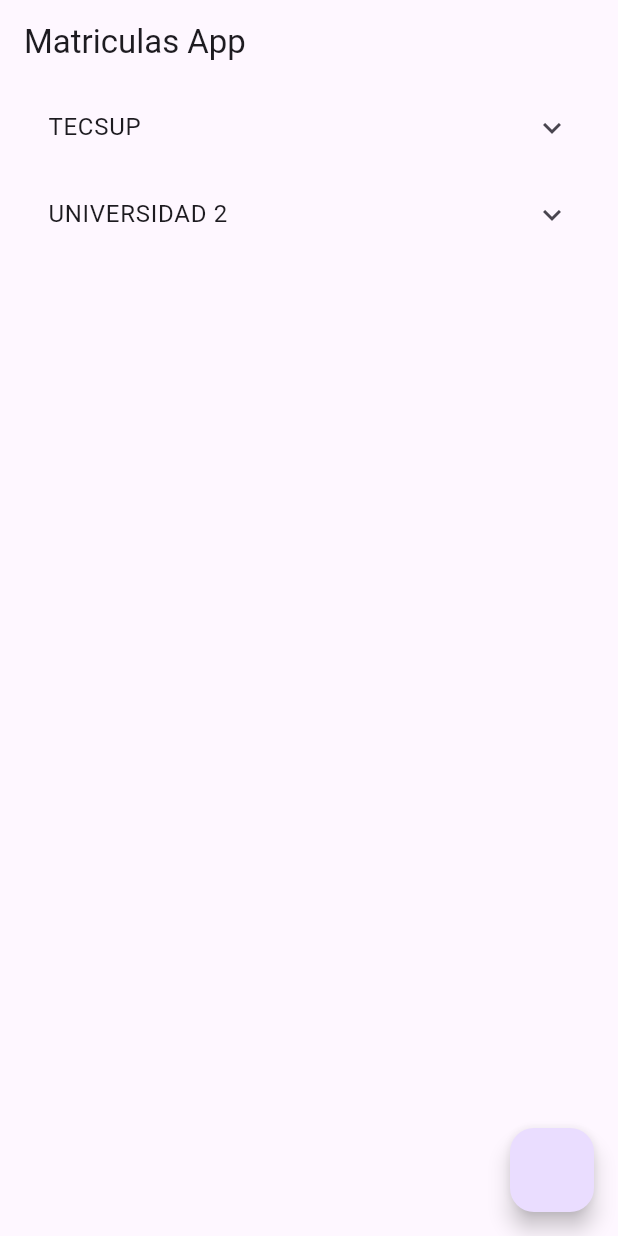
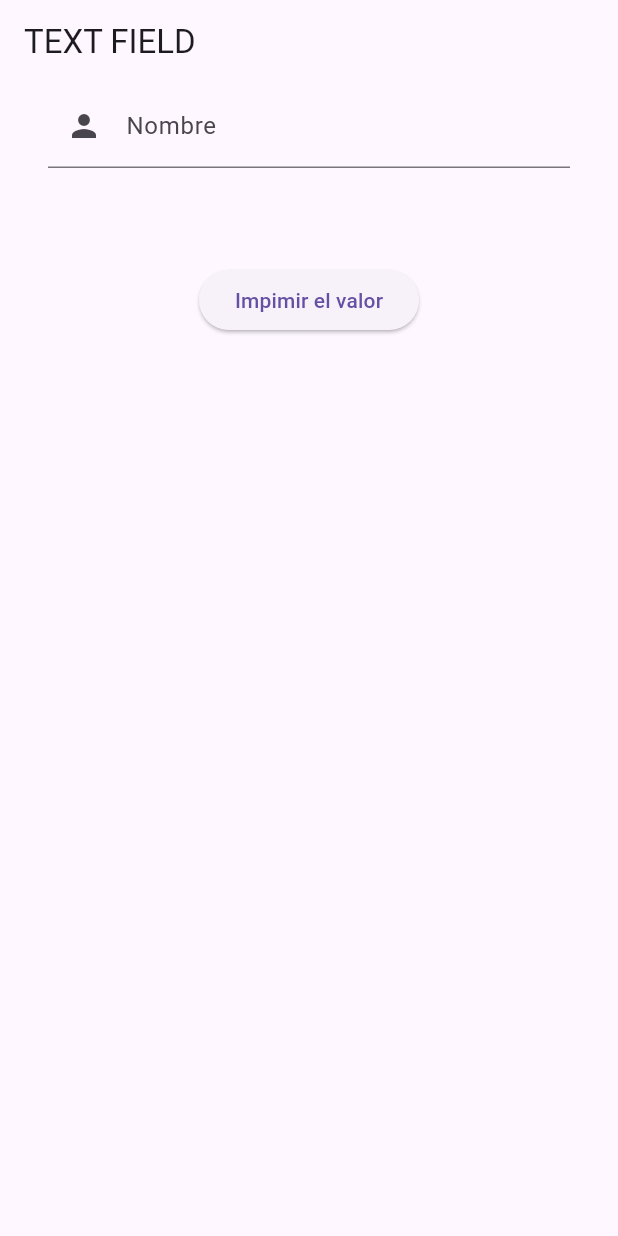
Before and after one commit to fr4nsgallegos/MATRICULASAPPG12, a Flutter app: the screen it shows after launch, on a phone screen of 412 x 824 dp. Run offline on Flutter 3.47's test engine with Material 3 defaults, Android fonts, the light colour scheme and no system bars.

Commit message:
recuperando valor del textfield-

```diff
--- a/lib/main.dart
+++ b/lib/main.dart
@@ -1,6 +1,12 @@
 import 'package:flutter/material.dart';
 import 'package:matriculasappg12/pages/home_page.dart';
+import 'package:matriculasappg12/pages/text_field_example_page.dart';
 
 void main() {
-  runApp(MaterialApp(home: HomePage(), debugShowCheckedModeBanner: false));
+  runApp(
+    MaterialApp(
+      home: TextFieldExamplePage(),
+      debugShowCheckedModeBanner: false,
+    ),
+  );
 }
--- /dev/null
+++ b/lib/pages/text_field_example_page.dart
@@ -0,0 +1,50 @@
+import 'package:flutter/material.dart';
+
+class TextFieldExamplePage extends StatelessWidget {
+  String? nombre;
+  TextEditingController _nombreController = TextEditingController();
+
+  @override
+  Widget build(BuildContext context) {
+    return Scaffold(
+      appBar: AppBar(title: Text("TEXT FIELD")),
+      body: Padding(
+        padding: const EdgeInsets.symmetric(horizontal: 32),
+        child: Center(
+          child: Column(
+            children: [
+              TextField(
+                controller: _nombreController,
+                style: TextStyle(
+                  color: Colors.red,
+                ), //controla el color del texto ingresado por el usuario
+                maxLength: 50, //el máximo de caracteres en la respuesta
+                decoration: InputDecoration(
+                  counterText: "", //ocultar contador de caracteres
+                  labelText:
+                      "Nombre", //texto de etiqueta que aparece cuando el field no esta seleccionado
+                  hintText:
+                      "Ingres el nombre completo", //tendo de ayuda dentro del campo
+                  prefixIcon: Icon(Icons.person), //Icono a la izquierda
+                ),
+                // onChanged: (valor) {
+                //   nombre = valor;
+                //   print(nombre);
+                // },
+              ),
+              SizedBox(height: 64),
+              ElevatedButton(
+                onPressed: () {
+                  print("-----------------------");
+                  print(_nombreController.text);
+                  print("-----------------------");
+                },
+                child: Text("Impimir el valor"),
+              ),
+            ],
+          ),
+        ),
+      ),
+    );
+  }
+}
```
